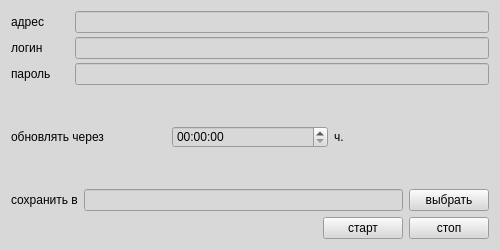
Before: the Qt Designer form club_stat/gui/ui/itstat.ui in zaswed76/pc_club, drawn with Qt 5.
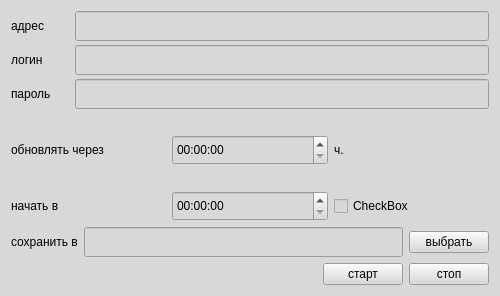
After: the same form once the commit is applied.

The edit to the form file:
```diff
--- a/club_stat/gui/ui/itstat.ui
+++ b/club_stat/gui/ui/itstat.ui
@@ -7,7 +7,7 @@
     <x>0</x>
     <y>0</y>
     <width>500</width>
-    <height>250</height>
+    <height>296</height>
    </rect>
   </property>
   <property name="minimumSize">
@@ -48,6 +48,12 @@
        </item>
        <item>
         <widget class="QLineEdit" name="adress">
+         <property name="minimumSize">
+          <size>
+           <width>0</width>
+           <height>30</height>
+          </size>
+         </property>
          <property name="styleSheet">
           <string notr="true"/>
          </property>
@@ -75,6 +81,12 @@
        </item>
        <item>
         <widget class="QLineEdit" name="login">
+         <property name="minimumSize">
+          <size>
+           <width>0</width>
+           <height>30</height>
+          </size>
+         </property>
          <property name="styleSheet">
           <string notr="true"/>
          </property>
@@ -102,6 +114,12 @@
        </item>
        <item>
         <widget class="QLineEdit" name="password">
+         <property name="minimumSize">
+          <size>
+           <width>0</width>
+           <height>30</height>
+          </size>
+         </property>
          <property name="styleSheet">
           <string notr="true"/>
          </property>
@@ -131,6 +149,12 @@
      </item>
      <item>
       <widget class="QTimeEdit" name="timeEdit">
+       <property name="minimumSize">
+        <size>
+         <width>0</width>
+         <height>30</height>
+        </size>
+       </property>
        <property name="styleSheet">
         <string notr="true"/>
        </property>
@@ -145,6 +169,43 @@
      </item>
     </layout>
    </item>
+   <item>
+    <layout class="QHBoxLayout" name="horizontalLayout_7">
+     <item>
+      <widget class="QLabel" name="label_7">
+       <property name="minimumSize">
+        <size>
+         <width>60</width>
+         <height>0</height>
+        </size>
+       </property>
+       <property name="styleSheet">
+        <string notr="true">font: 12pt &quot;MS Shell Dlg 2&quot;;</string>
+       </property>
+       <property name="text">
+        <string>начать в</string>
+       </property>
+      </widget>
+     </item>
+     <item>
+      <widget class="QTimeEdit" name="timeEdit_2">
+       <property name="minimumSize">
+        <size>
+         <width>0</width>
+         <height>30</height>
+        </size>
+       </property>
+      </widget>
+     </item>
+     <item>
+      <widget class="QCheckBox" name="checkBox">
+       <property name="text">
+        <string>CheckBox</string>
+       </property>
+      </widget>
+     </item>
+    </layout>
+   </item>
    <item>
     <layout class="QHBoxLayout" name="horizontalLayout_5">
      <item>
@@ -165,6 +226,12 @@
      </item>
      <item>
       <widget class="QLineEdit" name="lineEdit_4">
+       <property name="minimumSize">
+        <size>
+         <width>0</width>
+         <height>30</height>
+        </size>
+       </property>
        <property name="styleSheet">
         <string notr="true"/>
        </property>
```
Left out of the diff: 14 changed lines with no effect on the pictures.
